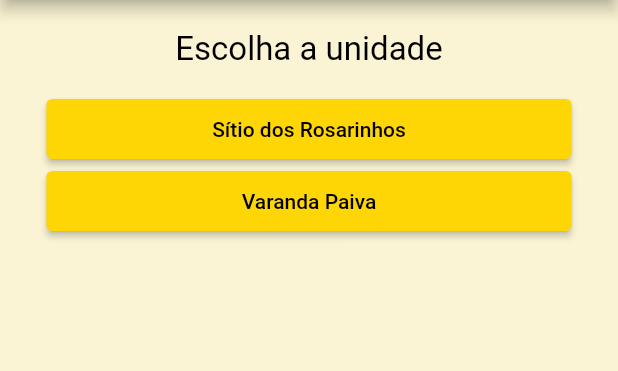
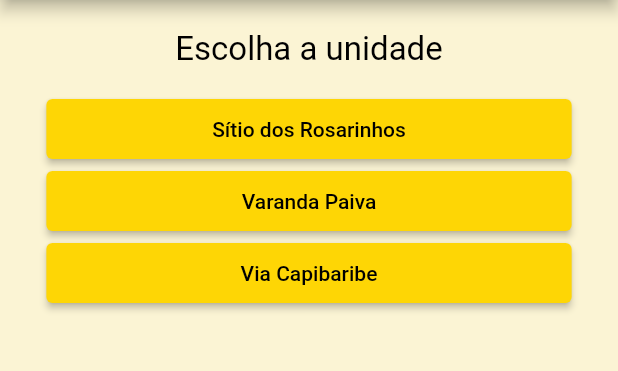
Before and after one commit to FelipeCalderaro/webviewapp, a Flutter app: the screen it shows after launch, on a phone screen of 412 x 824 dp, the part 84-455 px from its top. Run offline on Flutter 3.47's test engine with Material 2 defaults, Android fonts, the phone set to English and light mode, and no system bars; our stand-ins replace bloc, flutter_bloc, freezed_annotation, webview_flutter; missing offline and left inert: barcode_scan2.

Commit message:
- Adicionado via capibaribe a lista de lojas

```diff
--- a/lib/ui/home_page.dart
+++ b/lib/ui/home_page.dart
@@ -82,8 +82,11 @@ class HomePage extends StatelessWidget {
                 style: ElevatedButton.styleFrom(
                   primary: const Color(0xfffed605),
                 ),
-                onPressed: () =>
-                    confirmDialog(BASE_URL, "Sítio dos Rosarinhos", context),
+                onPressed: () => confirmDialog(
+                  BASE_URL,
+                  "Sítio dos Rosarinhos",
+                  context,
+                ),
                 child: const Text(
                   "Sítio dos Rosarinhos",
                   style: TextStyle(
@@ -101,9 +104,33 @@ class HomePage extends StatelessWidget {
                   primary: const Color(0xfffed605),
                 ),
                 onPressed: () => confirmDialog(
-                    "$BASE_URL/varanda", "Varanda Paiva", context),
+                  "$BASE_URL/varanda",
+                  "Varanda Paiva",
+                  context,
+                ),
                 child: const Text(
                   "Varanda Paiva",
+                  style: TextStyle(
+                    color: Colors.black,
+                  ),
+                ),
+              ),
+            ),
+            const SizedBox(height: 8),
+            SizedBox(
+              width: MediaQuery.of(context).size.width * 0.85,
+              height: 40,
+              child: ElevatedButton(
+                style: ElevatedButton.styleFrom(
+                  primary: const Color(0xfffed605),
+                ),
+                onPressed: () => confirmDialog(
+                  "$BASE_URL/viacapibaribe/",
+                  "Via Capibaribe",
+                  context,
+                ),
+                child: const Text(
+                  "Via Capibaribe",
                   style: TextStyle(
                     color: Colors.black,
                   ),
```
